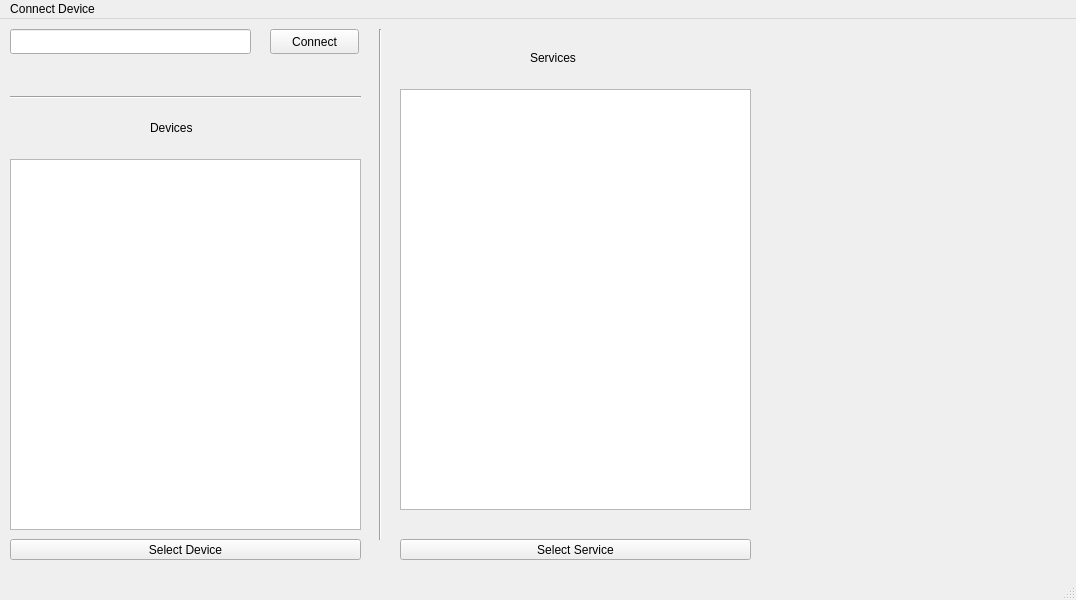
Above: src/MainWindow.ui from FilipponiLorenzo/nabto-client-edge-tunnel before the change. Below: the same form after it.
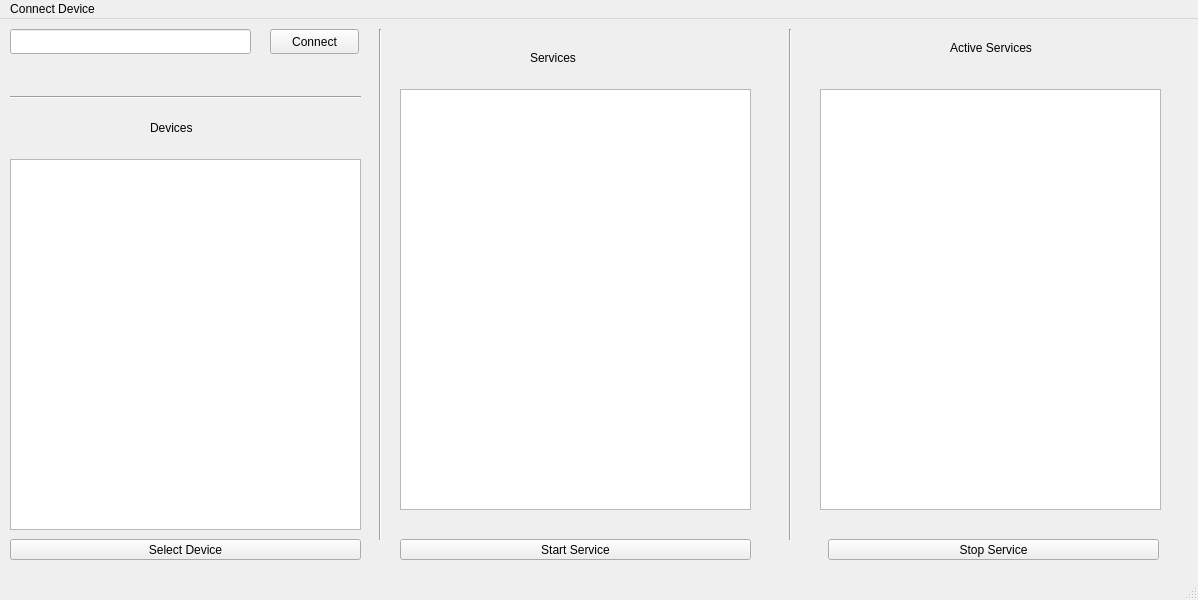
That is the form after the change.

Diff of the .ui file:
```diff
--- a/src/MainWindow.ui
+++ b/src/MainWindow.ui
@@ -6,7 +6,7 @@
    <rect>
     <x>0</x>
     <y>0</y>
-    <width>1076</width>
+    <width>1198</width>
     <height>600</height>
    </rect>
   </property>
@@ -119,7 +119,7 @@
      </rect>
     </property>
     <property name="text">
-     <string>Select Service</string>
+     <string>Start Service</string>
     </property>
    </widget>
    <widget class="Line" name="line">
@@ -148,13 +148,62 @@
      <enum>Qt::Orientation::Horizontal</enum>
     </property>
    </widget>
+   <widget class="Line" name="line_3">
+    <property name="geometry">
+     <rect>
+      <x>780</x>
+      <y>10</y>
+      <width>21</width>
+      <height>511</height>
+     </rect>
+    </property>
+    <property name="orientation">
+     <enum>Qt::Orientation::Vertical</enum>
+    </property>
+   </widget>
+   <widget class="QLabel" name="label_4">
+    <property name="geometry">
+     <rect>
+      <x>950</x>
+      <y>20</y>
+      <width>131</width>
+      <height>17</height>
+     </rect>
+    </property>
+    <property name="text">
+     <string>Active Services</string>
+    </property>
+   </widget>
+   <widget class="QListWidget" name="listWidget_3">
+    <property name="geometry">
+     <rect>
+      <x>820</x>
+      <y>70</y>
+      <width>341</width>
+      <height>421</height>
+     </rect>
+    </property>
+   </widget>
+   <widget class="QPushButton" name="pushButton4">
+    <property name="geometry">
+     <rect>
+      <x>828</x>
+      <y>520</y>
+      <width>331</width>
+      <height>21</height>
+     </rect>
+    </property>
+    <property name="text">
+     <string>Stop Service</string>
+    </property>
+   </widget>
   </widget>
   <widget class="QMenuBar" name="menubar">
    <property name="geometry">
     <rect>
      <x>0</x>
      <y>0</y>
-     <width>1076</width>
+     <width>1198</width>
      <height>22</height>
     </rect>
    </property>
```
